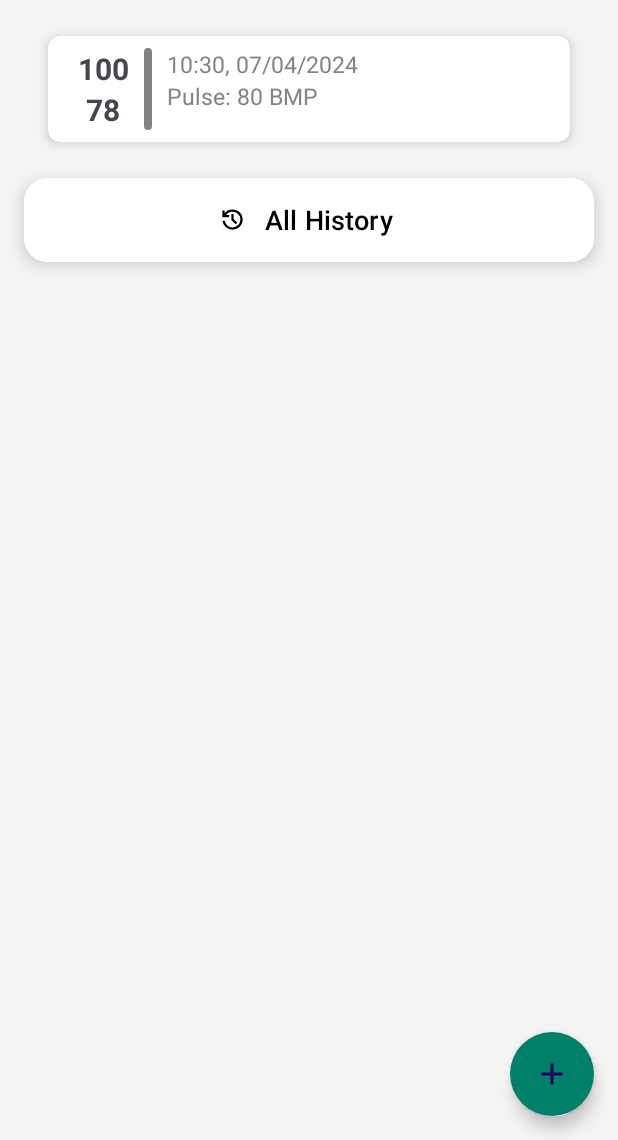
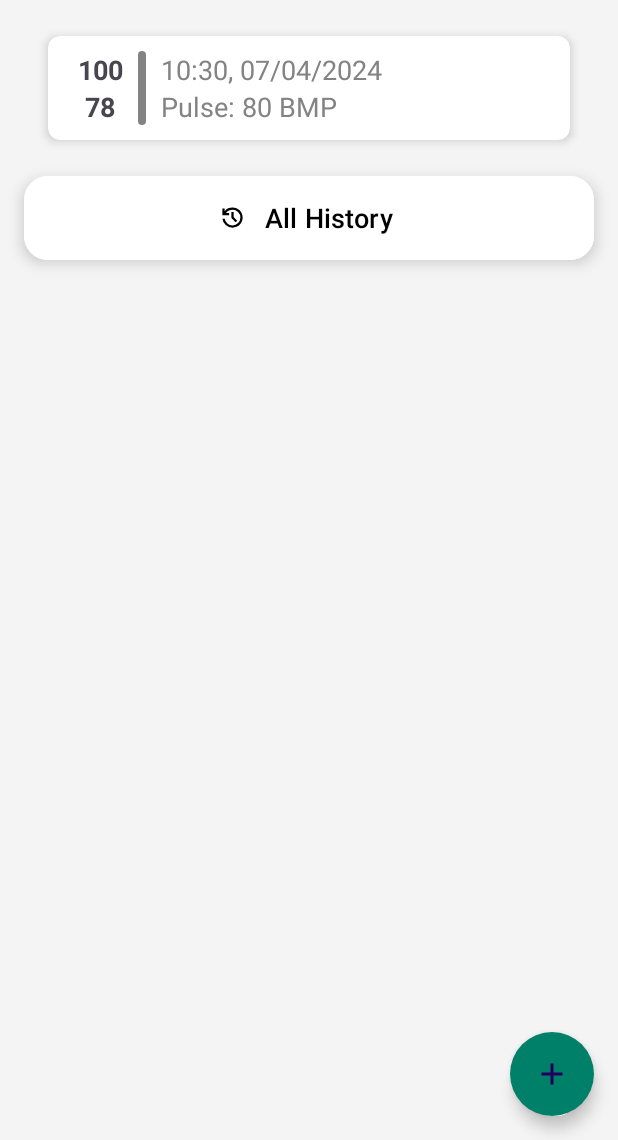
Before and after one commit to slikemebro/Blood-pressure-bpm-tracker, an Android app: the AddRecord screen opened directly, with no data from a screen before it, after a tap on "Save", on a phone screen of 412 x 824 dp, the part 96-1236 px from its top. Run offline under Robolectric (Android 15) with nearby library versions, the phone set to English and light mode, and no system bars.

Commit message:
code was cleaned app

```diff
--- a/app/src/main/java/com/ua/hlibkorobov/blood_pressure_bpm_tracker/AddRecord.kt
+++ b/app/src/main/java/com/ua/hlibkorobov/blood_pressure_bpm_tracker/AddRecord.kt
@@ -25,7 +25,6 @@ class AddRecord : AppCompatActivity() {
         enableEdgeToEdge()
         setContentView(R.layout.activity_add_record)
 
-
         val previous: MaterialToolbar = findViewById(R.id.topAppBar)
         val systolicPicker: NumberPicker = findViewById(R.id.systolicPicker)
         val diastolicPicker: NumberPicker = findViewById(R.id.diastolicPicker)
@@ -52,22 +51,30 @@ class AddRecord : AppCompatActivity() {
         }
 
         saveButton.setOnClickListener {
-            val dateTimeString = "${datePickerButton.text} ${timePickerButton.text}"
-            val dateTimeFormat = SimpleDateFormat("dd/MM/yyyy HH:mm", Locale.getDefault())
-            val dateTime = dateTimeFormat.parse(dateTimeString)
+            val dateTime = getDate()
 
-            val pressureRecord = PressureRecord(systolicPicker.value, diastolicPicker.value, pulsePicker.value, dateTime)
+            val pressureRecord = PressureRecord(
+                systolicPicker.value,
+                diastolicPicker.value,
+                pulsePicker.value,
+                dateTime
+            )
             MainActivity.addElements(pressureRecord)
             val intent = Intent(this, MainActivity::class.java)
             startActivity(intent)
         }
 
-
-        setNumberPicker(systolicPicker, 100,200)
+        setNumberPicker(systolicPicker, 100, 200)
         setNumberPicker(diastolicPicker, 78, 200)
         setNumberPicker(pulsePicker, 80, 300)
         setCurrentDate()
         setCurrentTime()
+    }
+
+    private fun getDate(): Date? {
+        val dateTimeString = "${datePickerButton.text} ${timePickerButton.text}"
+        val dateTimeFormat = SimpleDateFormat("dd/MM/yyyy HH:mm", Locale.getDefault())
+        return dateTimeFormat.parse(dateTimeString)
     }
 
     private fun setNumberPicker(systolicPicker: NumberPicker, defaultValue: Int, maxValue: Int) {
--- a/app/src/main/res/layout/activity_main.xml
+++ b/app/src/main/res/layout/activity_main.xml
@@ -1,13 +1,12 @@
 <?xml version="1.0" encoding="utf-8"?>
-
 <androidx.constraintlayout.widget.ConstraintLayout xmlns:android="http://schemas.android.com/apk/res/android"
     xmlns:app="http://schemas.android.com/apk/res-auto"
     xmlns:tools="http://schemas.android.com/tools"
     android:layout_width="match_parent"
     android:layout_height="match_parent"
     android:background="@color/background"
-    tools:context=".MainActivity"
-    android:fitsSystemWindows="true">
+    android:fitsSystemWindows="true"
+    tools:context=".MainActivity">
 
     <com.google.android.material.appbar.AppBarLayout
         android:id="@+id/appBarLayout"
@@ -25,42 +24,40 @@
             app:titleTextColor="@color/white" />
     </com.google.android.material.appbar.AppBarLayout>
 
-
     <androidx.recyclerview.widget.RecyclerView
         android:id="@+id/itemList"
         android:layout_width="match_parent"
         android:layout_height="wrap_content"
+        android:layout_margin="@dimen/defaultMargin"
         app:layout_constraintStart_toStartOf="parent"
-        app:layout_constraintTop_toBottomOf="@+id/appBarLayout"
-        android:layout_margin="@dimen/defaultMargin" />
+        app:layout_constraintTop_toBottomOf="@+id/appBarLayout" />
 
     <com.google.android.material.floatingactionbutton.ExtendedFloatingActionButton
         android:id="@+id/efab"
         android:layout_width="match_parent"
         android:layout_height="wrap_content"
-        app:layout_constraintStart_toStartOf="parent"
-        app:layout_constraintTop_toBottomOf="@+id/itemList"
         android:layout_margin="@dimen/defaultMargin"
+        android:backgroundTint="@color/white"
         android:text="@string/AllHistory"
         android:textColor="@color/black"
         android:textSize="@dimen/defaultTextSize"
         app:icon="@drawable/history"
+        app:iconGravity="textStart"
+        app:iconSize="@dimen/defaultIconSize"
         app:iconTint="@color/black"
-        app:iconSize="@dimen/defaultIconSize"
-        app:iconGravity="textStart"
-        android:backgroundTint="@color/white"/>
+        app:layout_constraintStart_toStartOf="parent"
+        app:layout_constraintTop_toBottomOf="@+id/itemList" />
 
     <com.google.android.material.floatingactionbutton.FloatingActionButton
         android:id="@+id/fab"
         android:layout_width="wrap_content"
         android:layout_height="wrap_content"
+        android:layout_margin="@dimen/defaultMargin"
+        android:backgroundTint="@color/green"
+        android:contentDescription="@string/fab_content_desc"
+        android:src="@drawable/add"
+        app:colorControlNormal="@color/white"
         app:layout_constraintBottom_toBottomOf="parent"
         app:layout_constraintEnd_toEndOf="parent"
-        android:layout_margin="@dimen/defaultMargin"
-        android:backgroundTint="@color/green"
-        android:src="@drawable/add"
-        app:colorControlNormal="@color/white"
-        android:contentDescription="@string/fab_content_desc"
         app:shapeAppearance="@style/Widget.Material3.CircularProgressIndicator.Medium" />
-
 </androidx.constraintlayout.widget.ConstraintLayout>
--- a/app/src/main/res/layout/record_layout.xml
+++ b/app/src/main/res/layout/record_layout.xml
@@ -1,6 +1,5 @@
 <androidx.cardview.widget.CardView xmlns:android="http://schemas.android.com/apk/res/android"
     xmlns:app="http://schemas.android.com/apk/res-auto"
-    xmlns:tools="http://schemas.android.com/tools"
     android:layout_width="match_parent"
     android:layout_height="wrap_content"
     android:layout_marginHorizontal="16dp"
@@ -11,34 +10,31 @@
     <LinearLayout
         android:layout_width="match_parent"
         android:layout_height="wrap_content"
-        android:padding="8dp"
-        android:paddingEnd="20dp"
-        android:paddingStart="10dp">
-
+        android:padding="@dimen/defaultPadding">
 
         <LinearLayout
             android:id="@+id/firstLinear"
             android:layout_width="wrap_content"
             android:layout_height="wrap_content"
-            android:paddingEnd="10dp"
-            android:paddingStart="10dp"
-            android:orientation="vertical">
+            android:orientation="vertical"
+            android:paddingStart="@dimen/defaultPadding"
+            android:paddingEnd="@dimen/defaultPadding">
 
             <TextView
                 android:id="@+id/item_list_systolic"
                 android:layout_width="wrap_content"
                 android:layout_height="wrap_content"
-                android:textStyle="bold"
                 android:layout_gravity="center"
-                android:textSize="20sp"/>
+                android:textSize="@dimen/defaultTextSize"
+                android:textStyle="bold" />
 
             <TextView
                 android:id="@+id/item_list_diastolic"
                 android:layout_width="wrap_content"
                 android:layout_height="wrap_content"
-                android:textStyle="bold"
                 android:layout_gravity="center"
-                android:textSize="20sp"/>
+                android:textSize="@dimen/defaultTextSize"
+                android:textStyle="bold" />
         </LinearLayout>
 
         <View
@@ -51,28 +47,23 @@
             android:id="@+id/secondLinear"
             android:layout_width="wrap_content"
             android:layout_height="wrap_content"
-            android:paddingEnd="10dp"
-            android:paddingStart="10dp"
-            android:orientation="vertical">
+            android:orientation="vertical"
+            android:paddingStart="@dimen/defaultPadding"
+            android:paddingEnd="@dimen/defaultPadding">
 
             <TextView
                 android:id="@+id/item_list_date"
                 android:layout_width="wrap_content"
                 android:layout_height="wrap_content"
-                android:textSize="15sp"
-                android:textColor="@color/light_grey"/>
+                android:textColor="@color/light_grey"
+                android:textSize="@dimen/defaultTextSize" />
 
             <TextView
                 android:id="@+id/item_list_pulse"
                 android:layout_width="wrap_content"
                 android:layout_height="wrap_content"
-                android:foregroundTint="#63A571"
                 android:textColor="@color/light_grey"
-                android:textSize="15sp"/>
+                android:textSize="@dimen/defaultTextSize" />
         </LinearLayout>
-
-
     </LinearLayout>
-
-
 </androidx.cardview.widget.CardView>
--- a/app/src/main/res/values/dimens.xml
+++ b/app/src/main/res/values/dimens.xml
@@ -1,6 +1,6 @@
 <?xml version="1.0" encoding="utf-8"?>
 <resources>
-    <dimen name="padding10Dp">10dp</dimen>
+    <dimen name="defaultPadding">10dp</dimen>
     <dimen name="defaultMargin">16dp</dimen>
     <dimen name="marginForInnerLayout">5dp</dimen>
     <dimen name="defaultTextSize">18sp</dimen>
```
Also changed, not shown: app/src/main/java/com/ua/hlibkorobov/blood_pressure_bpm_tracker/ItemsAdapter.kt (+9 -4 lines), app/src/main/java/com/ua/hlibkorobov/blood_pressure_bpm_tracker/MainActivity.kt (+0 -9 lines), app/src/main/res/layout/activity_add_record.xml (+34 -34 lines), app/src/main/res/layout/activity_history.xml (+9 -9 lines).
